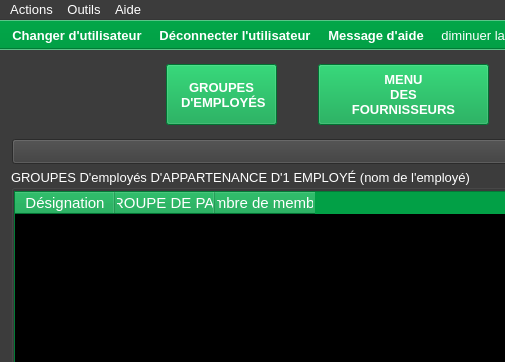
yerothd/yeroth-erp-3-0, file ui/supplier/yeroth-erp-GROUPES-dun-employe-hr-window.ui: the form before one commit; both pictures show x 0 to 505 and y 0 to 362 of the 800 by 600 pixel window.
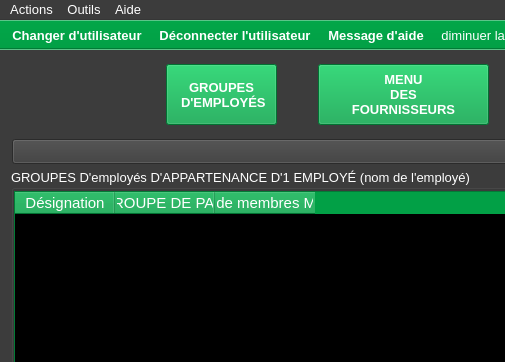
The form after the commit. Icons and pictures are not drawn. Custom widgets are drawn as their Qt base class.

Patch:
```diff
--- a/ui/supplier/yeroth-erp-GROUPES-dun-employe-hr-window.ui
+++ b/ui/supplier/yeroth-erp-GROUPES-dun-employe-hr-window.ui
@@ -1908,7 +1908,7 @@
      </column>
      <column>
       <property name="text">
-       <string>Nombre de membres</string>
+       <string>Nombre de membres MAXIMAL</string>
       </property>
      </column>
     </widget>
```
